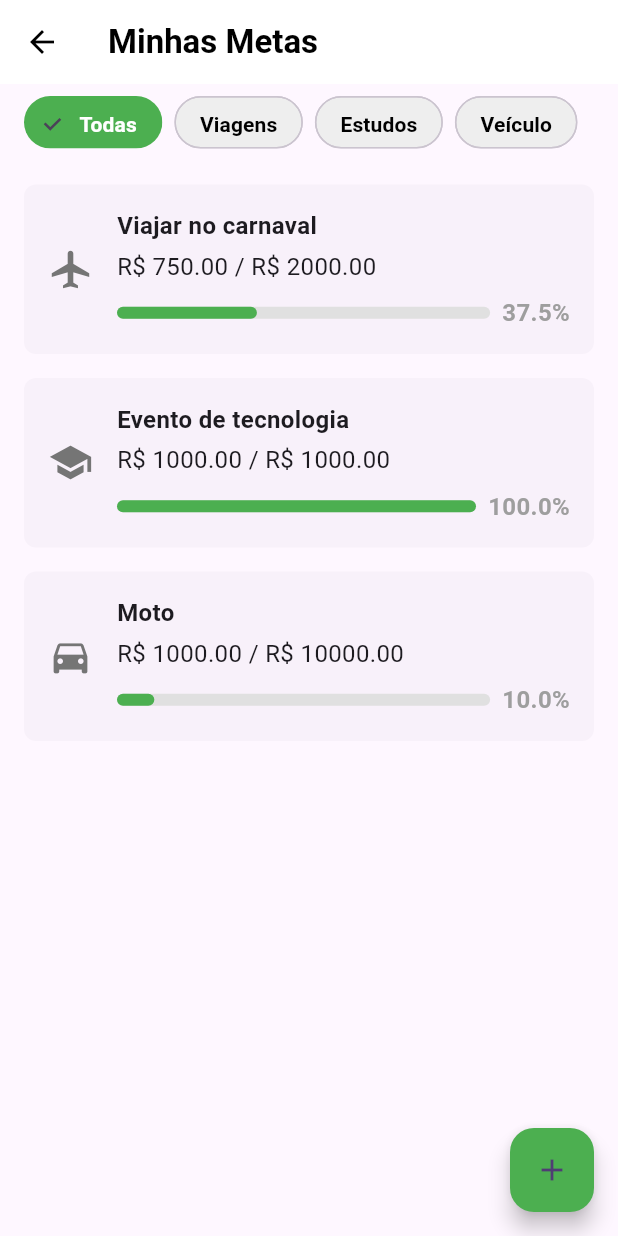
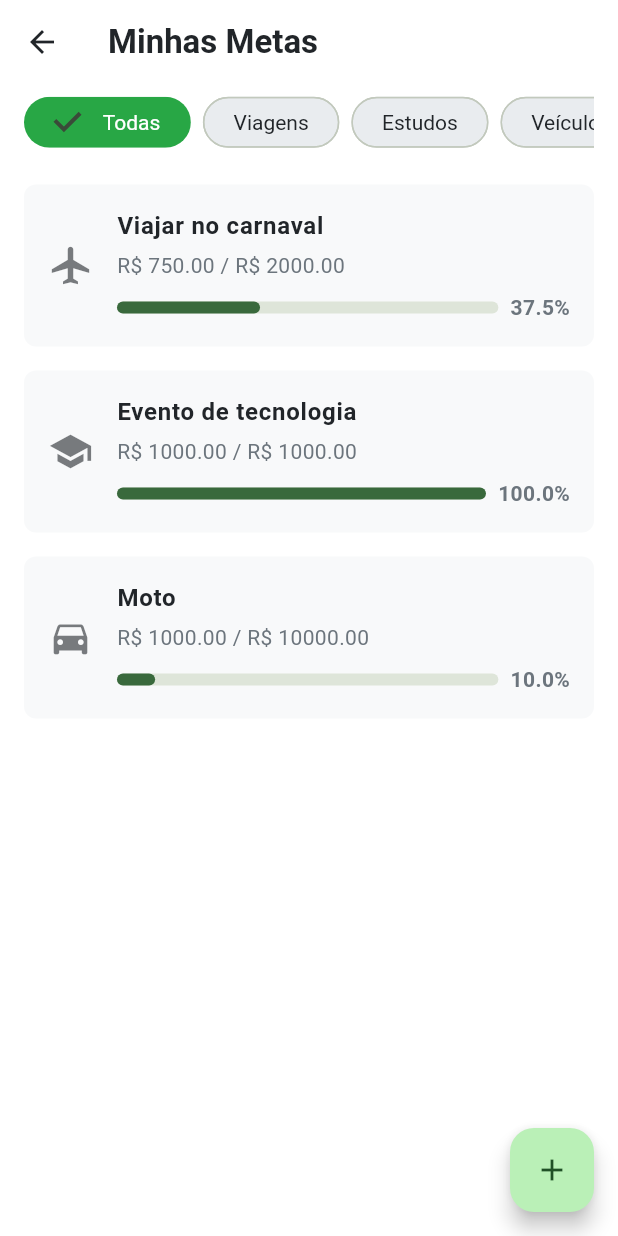
Before and after one commit to Rudrigozx/DAM-Gerenciador_Despesas_para_Universitarios, a Flutter app: the MinhasMetasView screen opened directly, on a phone screen of 412 x 824 dp. Run offline on Flutter 3.47's test engine with Material 3 defaults, Android fonts, the phone set to English and light mode, and no system bars; our stand-ins replace font_awesome_flutter, go_router; Roboto replaces fonts that are missing (Poppins).

Commit message:
ajustando metas e implementando bottom navigator

```diff
--- a/lib/routing/routes.dart
+++ b/lib/routing/routes.dart
@@ -1,4 +1,6 @@
-import '/ui/core/ui/CadastroView.dart';
+import 'package:fin_plus/ui/core/main_navigation_view.dart';
+
+import '../ui/CadastroView.dart';
 import 'package:flutter/material.dart';
 import 'package:go_router/go_router.dart';
 
@@ -20,6 +22,12 @@ class AppRoutes {
           return CriarConta(); // Widget da tela inicial
         },
       ),
+      GoRoute(
+        path: '/navigator',
+        builder: (BuildContext context, GoRouterState state) {
+          return MainNavigationView(); // Widget da tela inicial
+        },
+      ),
 
     ],
 
--- /dev/null
+++ b/lib/ui/core/themes/app_colors.dart
@@ -0,0 +1,11 @@
+// lib/ui/core/app_colors.dart
+import 'package:flutter/material.dart';
+
+class AppColors {
+  static const Color primary = Color(0xFF28A745); // Verde principal
+  static const Color background = Color(0xFFFFFFFF);
+  static const Color surface = Color(0xFFF8F9FA); // Um branco levemente acinzentado para cards
+  static const Color textPrimary = Color(0xFF212529); // Preto/Cinza escuro
+  static const Color textSecondary = Color(0xFF6C757D); // Cinza médio
+  static const Color lightGrey = Color(0xFFE9ECEF); // Cinza claro
+}
--- a/lib/ui/core/ui/metas/minhas_metas_view.dart
+++ b/lib/ui/metas/minhas_metas_view.dart
@@ -16,10 +16,7 @@ class MinhasMetasView extends StatelessWidget {
       create: (_) => MinhasMetasViewModel(MockMetaRepositoryImpl())..fetchMetas(),
       child: Scaffold(
         appBar: AppBar(
-          title: const Text('Minhas Metas', style: TextStyle(fontWeight: FontWeight.bold)),
-          elevation: 0,
-          backgroundColor: Colors.white,
-          foregroundColor: Colors.black,
+          title: const Text('Minhas Metas'),
         ),
         body: Consumer<MinhasMetasViewModel>(
           builder: (context, viewModel, child) {
@@ -41,7 +38,6 @@ class MinhasMetasView extends StatelessWidget {
               Provider.of<MinhasMetasViewModel>(context, listen: false).fetchMetas();
             });
           },
-          backgroundColor: Colors.green,
           child: const Icon(Icons.add),
         ),
       ),
@@ -64,10 +60,7 @@ class MinhasMetasView extends StatelessWidget {
               label: Text(category),
               selected: isSelected,
               onSelected: (_) => viewModel.selectCategory(category),
-              selectedColor: Colors.green,
-              labelStyle: TextStyle(color: isSelected ? Colors.white : Colors.black),
-              backgroundColor: Colors.grey[200],
-              shape: StadiumBorder(),
+              // O tema cuida das cores e estilos de texto
             );
           },
           separatorBuilder: (_, __) => const SizedBox(width: 8),
--- a/lib/ui/core/ui/widgets/meta_card.dart
+++ b/lib/ui/widgets/meta_card.dart
@@ -1,6 +1,5 @@
-// lib/ui/widgets/meta_card.dart
-import 'package:fin_plus/domain/models/meta_model.dart';
 import 'package:flutter/material.dart';
+import '../../domain/models/meta_model.dart';
 
 class MetaCard extends StatelessWidget {
   final Meta meta;
@@ -17,7 +16,10 @@ class MetaCard extends StatelessWidget {
 
   @override
   Widget build(BuildContext context) {
+    final theme = Theme.of(context); // Pega o tema atual
+
     return Card(
+      color: theme.colorScheme.surface,
       elevation: 0,
       shape: RoundedRectangleBorder(borderRadius: BorderRadius.circular(8)),
       margin: const EdgeInsets.only(bottom: 16),
@@ -25,23 +27,26 @@ class MetaCard extends StatelessWidget {
         padding: const EdgeInsets.all(16.0),
         child: Row(
           children: [
-            Icon(_getIconForCategory(meta.categoria), size: 30, color: Colors.grey[600]),
+            Icon(_getIconForCategory(meta.categoria), size: 30, color: theme.colorScheme.onSurface.withOpacity(0.6)),
             const SizedBox(width: 16),
             Expanded(
               child: Column(
                 crossAxisAlignment: CrossAxisAlignment.start,
                 children: [
-                  Text(meta.descricao, style: const TextStyle(fontWeight: FontWeight.bold, fontSize: 16)),
+                  Text(meta.descricao, style: theme.textTheme.bodyLarge?.copyWith(fontWeight: FontWeight.bold)),
                   const SizedBox(height: 4),
-                  Text('R\$ ${meta.valorAtual.toStringAsFixed(2)} / R\$ ${meta.valorObjetivo.toStringAsFixed(2)}'),
+                  Text(
+                    'R\$ ${meta.valorAtual.toStringAsFixed(2)} / R\$ ${meta.valorObjetivo.toStringAsFixed(2)}',
+                    style: theme.textTheme.bodyMedium,
+                  ),
                   const SizedBox(height: 8),
                   Row(
                     children: [
                       Expanded(
                         child: LinearProgressIndicator(
                           value: meta.progresso,
-                          backgroundColor: Colors.grey[300],
-                          color: Colors.green,
+                          backgroundColor: theme.colorScheme.surfaceVariant, // Cor de fundo da barra
+                          color: theme.colorScheme.primary, // Cor de progresso da barra
                           minHeight: 8,
                           borderRadius: BorderRadius.circular(4),
                         ),
@@ -49,7 +54,7 @@ class MetaCard extends StatelessWidget {
                       const SizedBox(width: 8),
                       Text(
                         '${(meta.progresso * 100).toStringAsFixed(1)}%',
-                        style: const TextStyle(fontWeight: FontWeight.bold, color: Colors.grey),
+                        style: theme.textTheme.bodyMedium?.copyWith(fontWeight: FontWeight.bold),
                       ),
                     ],
                   ),
```
Also changed, not shown: lib/ui/CadastroView.dart (renamed from lib/ui/core/ui/CadastroView.dart, +3 -6 lines), lib/ui/core/main_navigation_view.dart (added, +60 -0 lines), lib/ui/core/main_navigation_viewmodel.dart (added, +30 -0 lines), lib/ui/core/themes/Theme.dart (+60 -16 lines), lib/ui/home/HomePage.dart (deleted, +0 -22 lines), lib/ui/placeholders/carteira_placeholder_view.dart (added, +14 -0 lines), lib/ui/placeholders/home_placeholder_view.dart (added, +14 -0 lines), lib/ui/placeholders/transacoes_placeholder_view.dart (added, +14 -0 lines), lib/ui/UsuarioViewModel.dart (renamed from lib/ui/core/ui/UsuarioViewModel.dart), lib/ui/components.dart (added), lib/ui/core/ui/components.dart (deleted), lib/ui/metas/minhas_metas_viewmodel.dart (renamed from lib/ui/core/ui/metas/minhas_metas_viewmodel.dart), lib/ui/metas/nova_meta_view.dart (renamed from lib/ui/core/ui/metas/nova_meta_view.dart), lib/ui/metas/nova_meta_viewmodel.dart (renamed from lib/ui/core/ui/metas/nova_meta_viewmodel.dart).
